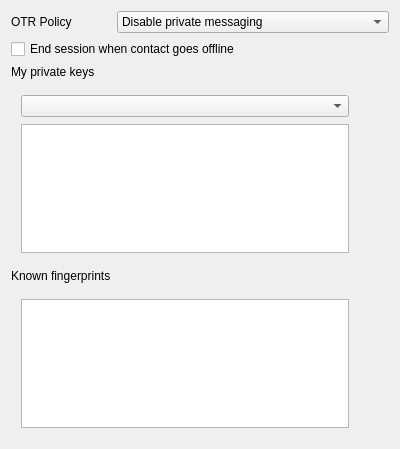
First picture: the form in src/plugins/otr/otroptions.ui, repository eyecu-im/eyecu-qt, before the edit.
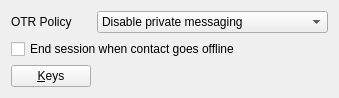
Second picture: the form after the edit.

Diff of the .ui file:
```diff
--- a/src/plugins/otr/otroptions.ui
+++ b/src/plugins/otr/otroptions.ui
@@ -6,8 +6,8 @@
    <rect>
     <x>0</x>
     <y>0</y>
-    <width>400</width>
-    <height>449</height>
+    <width>305</width>
+    <height>90</height>
    </rect>
   </property>
   <property name="windowTitle">
@@ -55,189 +55,13 @@
      </property>
     </widget>
    </item>
-   <item row="4" column="0">
-    <widget class="QLabel" name="lblFingerprints">
-     <property name="text">
-      <string>Known fingerprints</string>
-     </property>
-     <property name="buddy">
-      <cstring>tvFingerprints</cstring>
-     </property>
-    </widget>
-   </item>
-   <item row="5" column="0" colspan="2">
-    <layout class="QGridLayout" name="lytFingerprints">
-     <property name="leftMargin">
-      <number>10</number>
-     </property>
-     <property name="topMargin">
-      <number>10</number>
-     </property>
-     <property name="rightMargin">
-      <number>10</number>
-     </property>
-     <property name="bottomMargin">
-      <number>10</number>
-     </property>
-     <item row="3" column="1" rowspan="5">
-      <spacer name="verticalSpacer">
-       <property name="orientation">
-        <enum>Qt::Vertical</enum>
-       </property>
-       <property name="sizeHint" stdset="0">
-        <size>
-         <width>20</width>
-         <height>40</height>
-        </size>
-       </property>
-      </spacer>
-     </item>
-     <item row="0" column="0" rowspan="9">
-      <widget class="QTableView" name="tvFingerprints"/>
-     </item>
-     <item row="0" column="1" rowspan="2">
-      <widget class="QToolButton" name="pbFingerprintVerify">
-       <property name="enabled">
-        <bool>false</bool>
-       </property>
-       <property name="toolTip">
-        <string>Verify</string>
-       </property>
-       <property name="whatsThis">
-        <string>Verify fingerprint</string>
-       </property>
-       <property name="autoRaise">
-        <bool>true</bool>
-       </property>
-      </widget>
-     </item>
-     <item row="2" column="1">
-      <widget class="QToolButton" name="pbFingerprintDelete">
-       <property name="enabled">
-        <bool>false</bool>
-       </property>
-       <property name="toolTip">
-        <string>Delete</string>
-       </property>
-       <property name="whatsThis">
-        <string>Delete fingerprint</string>
-       </property>
-       <property name="autoRaise">
-        <bool>true</bool>
-       </property>
-      </widget>
-     </item>
-     <item row="8" column="1">
-      <widget class="QToolButton" name="pbFingerprintCopy">
-       <property name="enabled">
-        <bool>false</bool>
-       </property>
-       <property name="toolTip">
-        <string>Copy fingerprint</string>
-       </property>
-       <property name="whatsThis">
-        <string>Copies selected fingerprint</string>
-       </property>
-       <property name="autoRaise">
-        <bool>true</bool>
-       </property>
-      </widget>
-     </item>
-    </layout>
-   </item>
    <item row="2" column="0">
-    <widget class="QLabel" name="lblPrivateKeys">
+    <widget class="QPushButton" name="pbKeys">
      <property name="text">
-      <string>My private keys</string>
-     </property>
-     <property name="buddy">
-      <cstring>cmbAccount</cstring>
+      <string>&amp;Keys</string>
      </property>
     </widget>
    </item>
-   <item row="3" column="0" colspan="2">
-    <layout class="QGridLayout" name="lytPrivateKeys">
-     <property name="leftMargin">
-      <number>10</number>
-     </property>
-     <property name="topMargin">
-      <number>10</number>
-     </property>
-     <property name="rightMargin">
-      <number>10</number>
-     </property>
-     <property name="bottomMargin">
-      <number>10</number>
-     </property>
-     <item row="2" column="1">
-      <spacer name="verticalSpacer_2">
-       <property name="orientation">
-        <enum>Qt::Vertical</enum>
-       </property>
-       <property name="sizeHint" stdset="0">
-        <size>
-         <width>20</width>
-         <height>40</height>
-        </size>
-       </property>
-      </spacer>
-     </item>
-     <item row="0" column="0">
-      <widget class="QComboBox" name="cmbAccount"/>
-     </item>
-     <item row="1" column="0" rowspan="3">
-      <widget class="QTableView" name="tvPrivateKeys"/>
-     </item>
-     <item row="0" column="1">
-      <widget class="QToolButton" name="pbPrivKeyGenerate">
-       <property name="enabled">
-        <bool>false</bool>
-       </property>
-       <property name="toolTip">
-        <string>Add</string>
-       </property>
-       <property name="whatsThis">
-        <string>Generate private key for the account</string>
-       </property>
-       <property name="autoRaise">
-        <bool>true</bool>
-       </property>
-      </widget>
-     </item>
-     <item row="1" column="1">
-      <widget class="QToolButton" name="pbPrivKeyDelete">
-       <property name="enabled">
-        <bool>false</bool>
-       </property>
-       <property name="toolTip">
-        <string>Delete</string>
-       </property>
-       <property name="whatsThis">
-        <string>Delete private key</string>
-       </property>
-       <property name="autoRaise">
-        <bool>true</bool>
-       </property>
-      </widget>
-     </item>
-     <item row="3" column="1">
-      <widget class="QToolButton" name="pbPrivKeyCopy">
-       <property name="enabled">
-        <bool>false</bool>
-       </property>
-       <property name="toolTip">
-        <string>Copy fingerprint</string>
-       </property>
-       <property name="whatsThis">
-        <string>Copies fingerprint of selected private key</string>
-       </property>
-       <property name="autoRaise">
-        <bool>true</bool>
-       </property>
-      </widget>
-     </item>
-    </layout>
-   </item>
   </layout>
  </widget>
  <tabstops>
```
Left out of the diff: 159 changed lines with no effect on the pictures.
